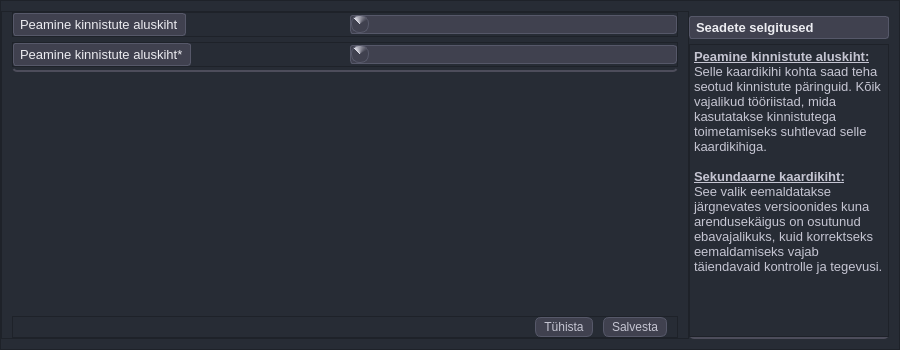
The window that mailabl-qgis/config/confWidgets/LayerSetup.ui (TuloliKalver/mailabl-qgis) describes before a commit, drawn with Qt 5.
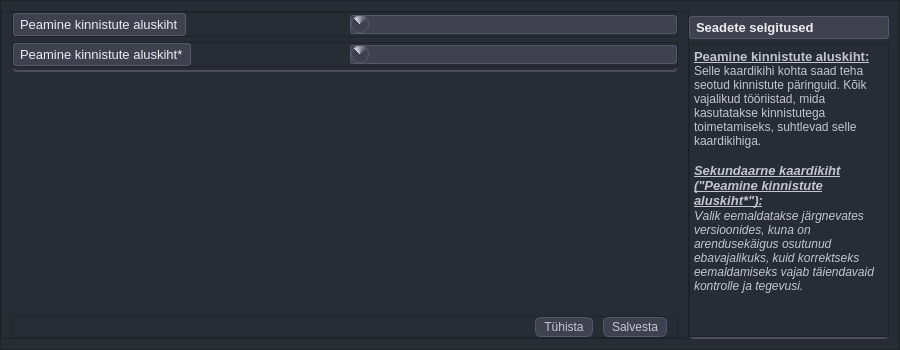
The same window after the commit. Icons and pictures are not drawn.

Patch:
```diff
--- a/mailabl-qgis/config/confWidgets/LayerSetup.ui
+++ b/mailabl-qgis/config/confWidgets/LayerSetup.ui
@@ -546,9 +546,9 @@
 &lt;html&gt;&lt;head&gt;&lt;meta name=&quot;qrichtext&quot; content=&quot;1&quot; /&gt;&lt;style type=&quot;text/css&quot;&gt;
 p, li { white-space: pre-wrap; }
 &lt;/style&gt;&lt;/head&gt;&lt;body style=&quot; font-family:'MS Shell Dlg 2'; font-size:10pt; font-weight:400; font-style:normal;&quot;&gt;
-&lt;p style=&quot; margin-top:0px; margin-bottom:0px; margin-left:0px; margin-right:0px; -qt-block-indent:0; text-indent:0px;&quot;&gt;&lt;span style=&quot; font-weight:600; text-decoration: underline;&quot;&gt;Peamine kinnistute aluskiht:&lt;/span&gt;&lt;br /&gt;Selle kaardikihi kohta saad teha seotud kinnistute päringuid. Kõik vajalikud tööriistad, mida kasutatakse kinnistutega toimetamiseks suhtlevad selle kaardikihiga.&lt;/p&gt;
+&lt;p style=&quot; margin-top:0px; margin-bottom:0px; margin-left:0px; margin-right:0px; -qt-block-indent:0; text-indent:0px;&quot;&gt;&lt;span style=&quot; font-weight:600; text-decoration: underline;&quot;&gt;Peamine kinnistute aluskiht:&lt;/span&gt;&lt;br /&gt;&lt;span style=&quot; font-size:9pt;&quot;&gt;Selle kaardikihi kohta saad teha seotud kinnistute päringuid. Kõik vajalikud tööriistad, mida kasutatakse kinnistutega toimetamiseks, suhtlevad selle kaardikihiga.&lt;/span&gt;&lt;/p&gt;
 &lt;p style=&quot;-qt-paragraph-type:empty; margin-top:0px; margin-bottom:0px; margin-left:0px; margin-right:0px; -qt-block-indent:0; text-indent:0px;&quot;&gt;&lt;br /&gt;&lt;/p&gt;
-&lt;p style=&quot; margin-top:0px; margin-bottom:0px; margin-left:0px; margin-right:0px; -qt-block-indent:0; text-indent:0px;&quot;&gt;&lt;span style=&quot; font-weight:600; text-decoration: underline;&quot;&gt;Sekundaarne kaardikiht:&lt;/span&gt;&lt;br /&gt;See valik eemaldatakse järgnevates versioonides kuna arendusekäigus on osutunud ebavajalikuks, kuid korrektseks eemaldamiseks vajab täiendavaid kontrolle ja tegevusi.&lt;/p&gt;&lt;/body&gt;&lt;/html&gt;</string>
+&lt;p style=&quot; margin-top:0px; margin-bottom:0px; margin-left:0px; margin-right:0px; -qt-block-indent:0; text-indent:0px;&quot;&gt;&lt;span style=&quot; font-weight:600; font-style:italic; text-decoration: underline;&quot;&gt;Sekundaarne kaardikiht (&amp;quot;Peamine kinnistute aluskiht*&amp;quot;):&lt;/span&gt;&lt;span style=&quot; font-style:italic;&quot;&gt;&lt;br /&gt;V&lt;/span&gt;&lt;span style=&quot; font-size:9pt; font-style:italic;&quot;&gt;alik eemaldatakse järgnevates versioonides, kuna on arendusekäigus osutunud ebavajalikuks, kuid korrektseks eemaldamiseks vajab täiendavaid kontrolle ja tegevusi.&lt;/span&gt;&lt;/p&gt;&lt;/body&gt;&lt;/html&gt;</string>
            </property>
           </widget>
          </item>
```
